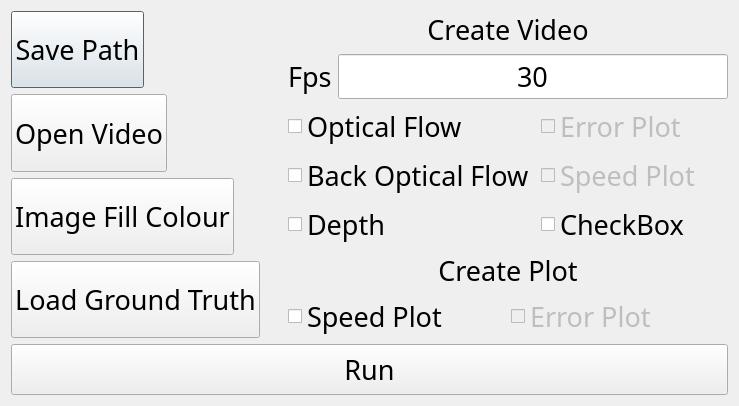
Old version of the form application/dialog2.ui in the repository kevinhartyanyi/BSC-Thesis.
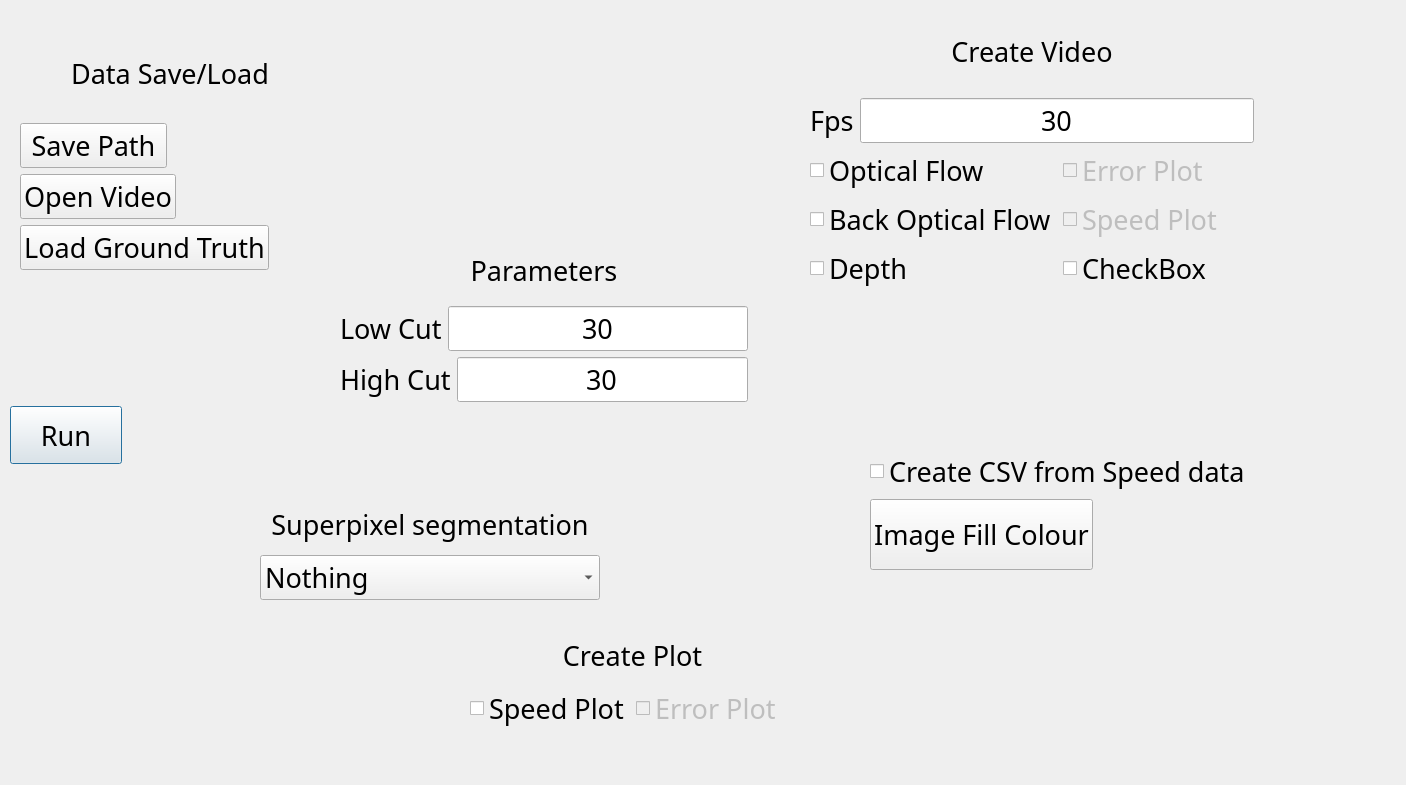
New version of the form.

Diff of the .ui file:
```diff
--- a/application/dialog2.ui
+++ b/application/dialog2.ui
@@ -6,26 +6,24 @@
    <rect>
     <x>0</x>
     <y>0</y>
-    <width>739</width>
-    <height>406</height>
+    <width>1406</width>
+    <height>785</height>
    </rect>
   </property>
   <property name="windowTitle">
    <string>Dialog</string>
   </property>
-  <layout class="QVBoxLayout" name="verticalLayout_6">
-   <item>
-    <layout class="QVBoxLayout" name="layout_v">
-     <item>
-      <layout class="QHBoxLayout" name="horizontalLayout_7">
-       <item>
-        <layout class="QVBoxLayout" name="verticalLayout_5">
-         <item>
-          <layout class="QHBoxLayout" name="horizontalLayout_2">
-           <item>
-            <widget class="QPushButton" name="b_save">
+  <widget class="QPushButton" name="b_run">
+   <property name="geometry">
+    <rect>
+     <x>10</x>
+     <y>406</y>
+     <width>112</width>
+     <height>58</height>
+    </rect>
+   </property>
              <property name="sizePolicy">
-              <sizepolicy hsizetype="Preferred" vsizetype="Preferred">
+    <sizepolicy hsizetype="Minimum" vsizetype="Preferred">
                <horstretch>0</horstretch>
                <verstretch>0</verstretch>
               </sizepolicy>
@@ -40,38 +38,21 @@
               <string>Save path for results</string>
              </property>
              <property name="text">
-              <string>Save Path</string>
-             </property>
-            </widget>
-           </item>
-           <item>
-            <widget class="QLabel" name="l_save">
-             <property name="font">
-              <font>
-               <family>GE Inspira</family>
-               <pointsize>20</pointsize>
-              </font>
-             </property>
-             <property name="toolTip">
-              <string/>
-             </property>
-             <property name="text">
-              <string/>
-             </property>
-            </widget>
-           </item>
-          </layout>
-         </item>
+    <string>Run</string>
+   </property>
+  </widget>
+  <widget class="QWidget" name="">
+   <property name="geometry">
+    <rect>
+     <x>470</x>
+     <y>630</y>
+     <width>325</width>
+     <height>100</height>
+    </rect>
+   </property>
+   <layout class="QVBoxLayout" name="verticalLayout_3">
          <item>
-          <layout class="QHBoxLayout" name="horizontalLayout">
-           <item>
-            <widget class="QPushButton" name="b_vid">
-             <property name="sizePolicy">
-              <sizepolicy hsizetype="Preferred" vsizetype="Preferred">
-               <horstretch>0</horstretch>
-               <verstretch>0</verstretch>
-              </sizepolicy>
-             </property>
+     <widget class="QLabel" name="label_3">
              <property name="font">
               <font>
                <family>GE Inspira</family>
@@ -82,35 +63,17 @@
               <string>Video you wish to analyse</string>
              </property>
              <property name="text">
-              <string>Open Video</string>
-             </property>
-            </widget>
-           </item>
-           <item>
-            <widget class="QLabel" name="l_vid">
-             <property name="font">
-              <font>
-               <family>GE Inspira</family>
-               <pointsize>20</pointsize>
-              </font>
-             </property>
-             <property name="text">
-              <string/>
-             </property>
-            </widget>
-           </item>
-          </layout>
-         </item>
+       <string>Create Plot</string>
+      </property>
+      <property name="alignment">
+       <set>Qt::AlignCenter</set>
+      </property>
+     </widget>
+    </item>
          <item>
-          <layout class="QHBoxLayout" name="horizontalLayout_5">
+     <layout class="QHBoxLayout" name="horizontalLayout_4">
            <item>
-            <widget class="QPushButton" name="b_colour">
-             <property name="sizePolicy">
-              <sizepolicy hsizetype="Preferred" vsizetype="Preferred">
-               <horstretch>0</horstretch>
-               <verstretch>0</verstretch>
-              </sizepolicy>
-             </property>
+       <widget class="QCheckBox" name="c_speed_plot">
              <property name="font">
               <font>
                <family>GE Inspira</family>
@@ -121,35 +84,15 @@
               <string>Filling colour around the video</string>
              </property>
              <property name="text">
-              <string>Image Fill Colour</string>
+         <string>Speed Plot</string>
              </property>
             </widget>
            </item>
            <item>
-            <widget class="QLabel" name="l_colour">
-             <property name="font">
-              <font>
-               <family>GE Inspira</family>
-               <pointsize>20</pointsize>
-              </font>
-             </property>
-             <property name="text">
-              <string/>
-             </property>
-            </widget>
-           </item>
-          </layout>
-         </item>
-         <item>
-          <layout class="QHBoxLayout" name="horizontalLayout_9">
-           <item>
-            <widget class="QPushButton" name="b_ground_truth">
-             <property name="sizePolicy">
-              <sizepolicy hsizetype="Preferred" vsizetype="Preferred">
-               <horstretch>0</horstretch>
-               <verstretch>0</verstretch>
-              </sizepolicy>
-             </property>
+       <widget class="QCheckBox" name="c_error_plot">
+        <property name="enabled">
+         <bool>false</bool>
+        </property>
              <property name="font">
               <font>
                <family>GE Inspira</family>
@@ -160,30 +103,23 @@
               <string>Video you wish to analyse</string>
              </property>
              <property name="text">
-              <string>Load Ground Truth</string>
+         <string>Error Plot</string>
              </property>
             </widget>
            </item>
-           <item>
-            <widget class="QLabel" name="l_ground_truth">
-             <property name="font">
-              <font>
-               <family>GE Inspira</family>
-               <pointsize>20</pointsize>
-              </font>
-             </property>
-             <property name="text">
-              <string/>
-             </property>
-            </widget>
-           </item>
           </layout>
          </item>
         </layout>
-       </item>
-       <item>
-        <layout class="QVBoxLayout" name="verticalLayout_8">
-         <item>
+  </widget>
+  <widget class="QWidget" name="">
+   <property name="geometry">
+    <rect>
+     <x>810</x>
+     <y>10</y>
+     <width>444</width>
+     <height>280</height>
+    </rect>
+   </property>
           <layout class="QVBoxLayout" name="verticalLayout_7">
            <item>
             <layout class="QVBoxLayout" name="verticalLayout">
@@ -350,11 +286,92 @@
             </layout>
            </item>
           </layout>
-         </item>
+  </widget>
+  <widget class="QWidget" name="">
+   <property name="geometry">
+    <rect>
+     <x>260</x>
+     <y>500</y>
+     <width>340</width>
+     <height>100</height>
+    </rect>
+   </property>
+   <layout class="QVBoxLayout" name="verticalLayout_8">
+    <item>
+     <layout class="QVBoxLayout" name="verticalLayout_6">
+      <item>
+       <widget class="QLabel" name="label_4">
+        <property name="font">
+         <font>
+          <family>GE Inspira</family>
+          <pointsize>20</pointsize>
+         </font>
+        </property>
+        <property name="toolTip">
+         <string>Select the plots you wish to create</string>
+        </property>
+        <property name="text">
+         <string>Superpixel segmentation</string>
+        </property>
+        <property name="alignment">
+         <set>Qt::AlignCenter</set>
+        </property>
+       </widget>
+      </item>
+     </layout>
+    </item>
          <item>
-          <layout class="QVBoxLayout" name="verticalLayout_3">
+     <widget class="QComboBox" name="combo_superpixel">
+      <property name="font">
+       <font>
+        <family>GE Inspira</family>
+        <pointsize>20</pointsize>
+       </font>
+      </property>
+      <property name="currentIndex">
+       <number>0</number>
+      </property>
            <item>
-            <widget class="QLabel" name="label_3">
+       <property name="text">
+        <string>Nothing</string>
+       </property>
+      </item>
+      <item>
+       <property name="text">
+        <string>Felzenszwalb’s efficient graph based segmentation</string>
+       </property>
+      </item>
+      <item>
+       <property name="text">
+        <string>Quickshift image segmentation</string>
+       </property>
+      </item>
+      <item>
+       <property name="text">
+        <string>SLIC - K-Means based image segmentation</string>
+       </property>
+      </item>
+      <item>
+       <property name="text">
+        <string>Compact watershed segmentation of gradient images</string>
+       </property>
+      </item>
+     </widget>
+    </item>
+   </layout>
+  </widget>
+  <widget class="QWidget" name="">
+   <property name="geometry">
+    <rect>
+     <x>20</x>
+     <y>30</y>
+     <width>300</width>
+     <height>240</height>
+    </rect>
+   </property>
+   <layout class="QVBoxLayout" name="verticalLayout_9">
+    <item>
+     <widget class="QLabel" name="label_5">
              <property name="font">
               <font>
                <family>GE Inspira</family>
@@ -365,7 +382,7 @@
               <string>Select the plots you wish to create</string>
              </property>
              <property name="text">
-              <string>Create Plot</string>
+       <string>Data Save/Load</string>
              </property>
              <property name="alignment">
               <set>Qt::AlignCenter</set>
@@ -373,9 +390,17 @@
             </widget>
            </item>
            <item>
-            <layout class="QHBoxLayout" name="horizontalLayout_4">
+     <layout class="QVBoxLayout" name="verticalLayout_5">
              <item>
-              <widget class="QCheckBox" name="c_speed_plot">
+       <layout class="QHBoxLayout" name="horizontalLayout_2">
+        <item>
+         <widget class="QPushButton" name="b_save">
+          <property name="sizePolicy">
+           <sizepolicy hsizetype="Preferred" vsizetype="Preferred">
+            <horstretch>0</horstretch>
+            <verstretch>0</verstretch>
+           </sizepolicy>
+          </property>
                <property name="font">
                 <font>
                  <family>GE Inspira</family>
@@ -383,15 +408,38 @@
                 </font>
                </property>
                <property name="text">
-                <string>Speed Plot</string>
+           <string>Save Path</string>
                </property>
               </widget>
              </item>
              <item>
-              <widget class="QCheckBox" name="c_error_plot">
-               <property name="enabled">
-                <bool>false</bool>
-               </property>
+         <widget class="QLabel" name="l_save">
+          <property name="font">
+           <font>
+            <family>GE Inspira</family>
+            <pointsize>20</pointsize>
+           </font>
+          </property>
+          <property name="toolTip">
+           <string/>
+          </property>
+          <property name="text">
+           <string/>
+          </property>
+         </widget>
+        </item>
+       </layout>
+      </item>
+      <item>
+       <layout class="QHBoxLayout" name="horizontalLayout">
+        <item>
+         <widget class="QPushButton" name="b_vid">
+          <property name="sizePolicy">
+           <sizepolicy hsizetype="Preferred" vsizetype="Preferred">
+            <horstretch>0</horstretch>
+            <verstretch>0</verstretch>
+           </sizepolicy>
+          </property>
                <property name="font">
                 <font>
                  <family>GE Inspira</family>
@@ -399,22 +447,207 @@
                 </font>
                </property>
                <property name="text">
-                <string>Error Plot</string>
+           <string>Open Video</string>
                </property>
               </widget>
              </item>
-            </layout>
-           </item>
+        <item>
+         <widget class="QLabel" name="l_vid">
+          <property name="font">
+           <font>
+            <family>GE Inspira</family>
+            <pointsize>20</pointsize>
+           </font>
+          </property>
+          <property name="text">
+           <string/>
+          </property>
+         </widget>
+        </item>
+       </layout>
+      </item>
+      <item>
+       <layout class="QHBoxLayout" name="horizontalLayout_9">
+        <item>
+         <widget class="QPushButton" name="b_ground_truth">
+          <property name="sizePolicy">
+           <sizepolicy hsizetype="Preferred" vsizetype="Preferred">
+            <horstretch>0</horstretch>
+            <verstretch>0</verstretch>
+           </sizepolicy>
+          </property>
+          <property name="font">
+           <font>
+            <family>GE Inspira</family>
+            <pointsize>20</pointsize>
+           </font>
+          </property>
+          <property name="toolTip">
+           <string>Video you wish to analyse</string>
+          </property>
+          <property name="text">
+           <string>Load Ground Truth</string>
+          </property>
+         </widget>
+        </item>
+        <item>
+         <widget class="QLabel" name="l_ground_truth">
+          <property name="font">
+           <font>
+            <family>GE Inspira</family>
+            <pointsize>20</pointsize>
+           </font>
+          </property>
+          <property name="text">
+           <string/>
+          </property>
+         </widget>
+        </item>
           </layout>
          </item>
         </layout>
        </item>
       </layout>
+  </widget>
+  <widget class="QWidget" name="">
+   <property name="geometry">
+    <rect>
+     <x>340</x>
+     <y>240</y>
+     <width>408</width>
+     <height>162</height>
+    </rect>
+   </property>
+   <layout class="QVBoxLayout" name="verticalLayout_11">
+    <item>
+     <widget class="QLabel" name="label_6">
+      <property name="font">
+       <font>
+        <family>GE Inspira</family>
+        <pointsize>20</pointsize>
+       </font>
+      </property>
+      <property name="toolTip">
+       <string>Select the plots you wish to create</string>
+      </property>
+      <property name="text">
+       <string>Parameters</string>
+      </property>
+      <property name="alignment">
+       <set>Qt::AlignCenter</set>
+      </property>
+     </widget>
      </item>
      <item>
-      <widget class="QPushButton" name="b_run">
+     <layout class="QVBoxLayout" name="verticalLayout_10">
+      <item>
+       <layout class="QHBoxLayout" name="horizontalLayout_5">
+        <item>
+         <widget class="QLabel" name="label_7">
+          <property name="font">
+           <font>
+            <family>GE Inspira</family>
+            <pointsize>20</pointsize>
+           </font>
+          </property>
+          <property name="text">
+           <string>Low Cut</string>
+          </property>
+         </widget>
+        </item>
+        <item>
+         <widget class="QLineEdit" name="t_fps_2">
+          <property name="font">
+           <font>
+            <family>GE Inspira</family>
+            <pointsize>20</pointsize>
+           </font>
+          </property>
+          <property name="toolTip">
+           <string>The fps for the created videos</string>
+          </property>
+          <property name="text">
+           <string>30</string>
+          </property>
+          <property name="alignment">
+           <set>Qt::AlignCenter</set>
+          </property>
+         </widget>
+        </item>
+       </layout>
+      </item>
+      <item>
+       <layout class="QHBoxLayout" name="horizontalLayout_8">
+        <item>
+         <widget class="QLabel" name="label_8">
+          <property name="font">
+           <font>
+            <family>GE Inspira</family>
+            <pointsize>20</pointsize>
+           </font>
+          </property>
+          <property name="text">
+           <string>High Cut</string>
+          </property>
+         </widget>
+        </item>
+        <item>
+         <widget class="QLineEdit" name="t_fps_3">
+          <property name="font">
+           <font>
+            <family>GE Inspira</family>
+            <pointsize>20</pointsize>
+           </font>
+          </property>
+          <property name="toolTip">
+           <string>The fps for the created videos</string>
+          </property>
+          <property name="text">
+           <string>30</string>
+          </property>
+          <property name="alignment">
+           <set>Qt::AlignCenter</set>
+          </property>
+         </widget>
+        </item>
+       </layout>
+      </item>
+     </layout>
+    </item>
+   </layout>
+  </widget>
+  <widget class="QWidget" name="">
+   <property name="geometry">
+    <rect>
+     <x>870</x>
+     <y>450</y>
+     <width>408</width>
+     <height>120</height>
+    </rect>
+   </property>
+   <layout class="QVBoxLayout" name="verticalLayout_12">
+    <item>
+     <widget class="QCheckBox" name="c_depth_2">
+      <property name="font">
+       <font>
+        <family>GE Inspira</family>
+        <pointsize>20</pointsize>
+       </font>
+      </property>
+      <property name="toolTip">
+       <string>Video of depth estimation</string>
+      </property>
+      <property name="text">
+       <string>Create CSV from Speed data</string>
+      </property>
+     </widget>
+    </item>
+    <item>
+     <layout class="QHBoxLayout" name="horizontalLayout_7">
+      <item>
+       <widget class="QPushButton" name="b_colour">
        <property name="sizePolicy">
-        <sizepolicy hsizetype="Minimum" vsizetype="Preferred">
+         <sizepolicy hsizetype="Preferred" vsizetype="Preferred">
          <horstretch>0</horstretch>
          <verstretch>0</verstretch>
         </sizepolicy>
@@ -429,13 +662,27 @@
         <string>Start the calculation</string>
        </property>
        <property name="text">
-        <string>Run</string>
+         <string>Image Fill Colour</string>
        </property>
       </widget>
      </item>
+      <item>
+       <widget class="QLabel" name="l_colour">
+        <property name="font">
+         <font>
+          <family>GE Inspira</family>
+          <pointsize>20</pointsize>
+         </font>
+        </property>
+        <property name="text">
+         <string/>
+        </property>
+       </widget>
+      </item>
     </layout>
    </item>
   </layout>
+  </widget>
  </widget>
  <resources/>
  <connections/>
```
Left out of the diff: 18 changed lines with no effect on the pictures. Lines whose indentation alone changed are shown as unchanged.
